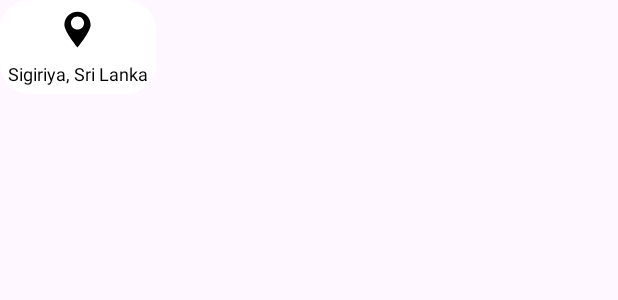
After one commit to iamhirusha/GAHDSE241F-tourio, an Android app: the layout custom_map_marker.xml on its own in the app's theme, with its tools: preview values and no code run, on a phone screen of 412 x 824 dp. The commit adds this screen. Shown: the top 300 px of the screen. Run offline under Robolectric (Android 15) with nearby library versions, the phone set to English and light mode, and no system bars.

Commit message:
Custom Map Marker
Created custom map marker

```diff
--- /dev/null
+++ b/mobile/GAHDSE241F-tourio/app/src/main/res/layout/custom_map_marker.xml
@@ -0,0 +1,25 @@
+<?xml version="1.0" encoding="utf-8"?>
+<LinearLayout xmlns:android="http://schemas.android.com/apk/res/android"
+    android:orientation="vertical"
+    android:padding="5dp"
+    android:background="@drawable/shape_rounded_button"
+    android:gravity="center"
+    android:layout_width="wrap_content"
+    android:layout_height="wrap_content">
+
+    <ImageView
+        android:id="@+id/marker_icon"
+        android:src="@drawable/ic_map"
+        android:layout_width="30dp"
+        android:layout_height="30dp"
+        android:contentDescription="Marker Icon" />
+
+    <TextView
+        android:id="@+id/marker_label"
+        android:layout_width="wrap_content"
+        android:layout_height="wrap_content"
+        android:text="Sigiriya, Sri Lanka"
+        android:textColor="#000000"
+        android:textSize="12sp"
+        android:paddingTop="5dp" />
+</LinearLayout>
```
Also changed, not shown: mobile/GAHDSE241F-tourio/app/src/main/java/com/example/tourio/MapsPageActivity.kt (+48 -7 lines).
